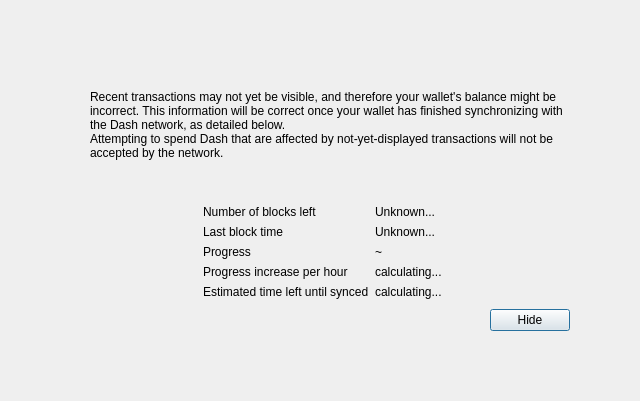
OmegaBlockchain/omegacoin, file src/qt/forms/modaloverlay.ui: the form before one commit.
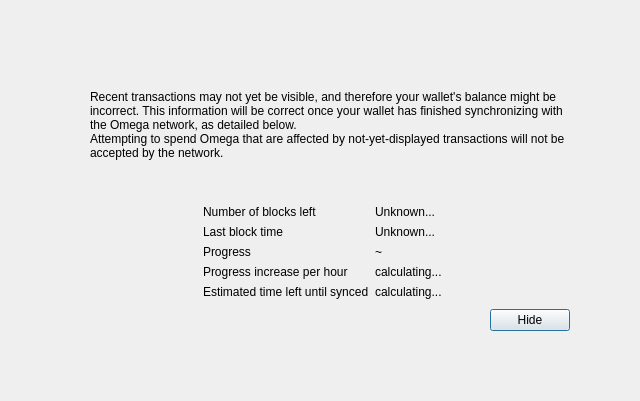
The form after the commit.

Patch:
```diff
--- a/src/qt/forms/modaloverlay.ui
+++ b/src/qt/forms/modaloverlay.ui
@@ -111,7 +111,7 @@
              <item>
               <widget class="QLabel" name="infoText">
                <property name="text">
-                <string>Recent transactions may not yet be visible, and therefore your wallet's balance might be incorrect. This information will be correct once your wallet has finished synchronizing with the Dash network, as detailed below.</string>
+                <string>Recent transactions may not yet be visible, and therefore your wallet's balance might be incorrect. This information will be correct once your wallet has finished synchronizing with the Omega network, as detailed below.</string>
                </property>
                <property name="textFormat">
                 <enum>Qt::RichText</enum>
@@ -124,7 +124,7 @@
              <item>
               <widget class="QLabel" name="infoTextStrong">
                <property name="text">
-                <string>Attempting to spend Dash that are affected by not-yet-displayed transactions will not be accepted by the network.</string>
+                <string>Attempting to spend Omega that are affected by not-yet-displayed transactions will not be accepted by the network.</string>
                </property>
                <property name="textFormat">
                 <enum>Qt::RichText</enum>
```
